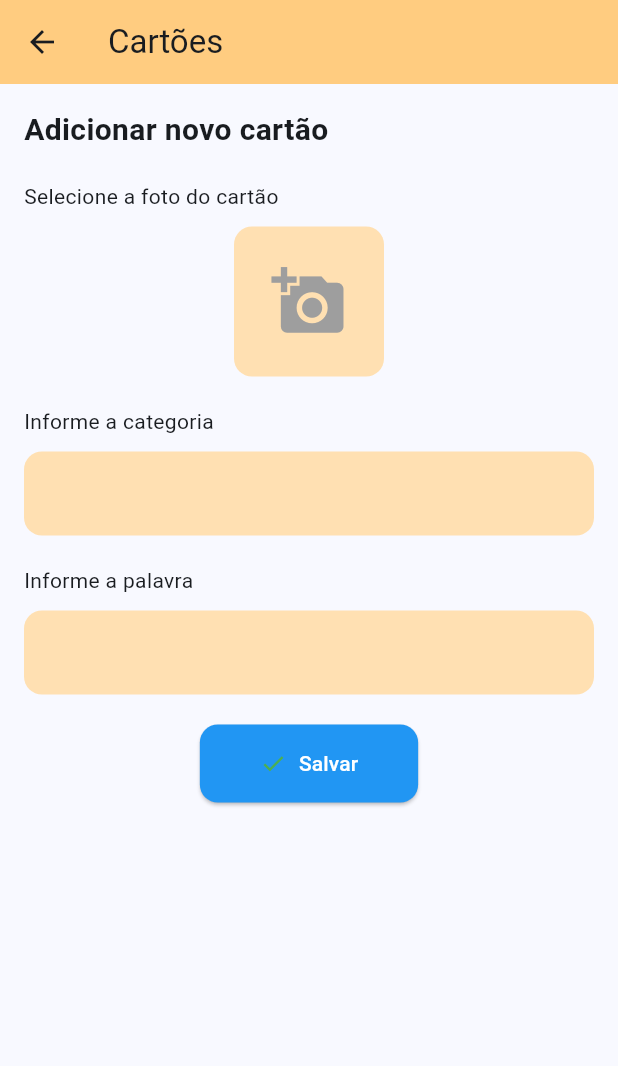
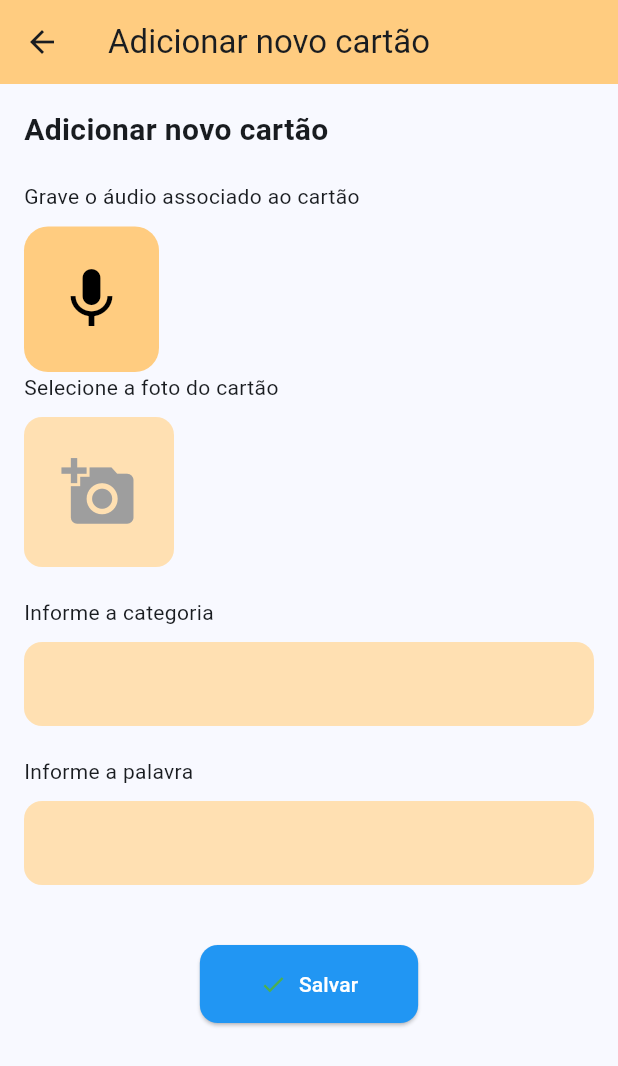
Before and after one commit to so-tha/Alfabetizando, a Flutter app: the CardconfigScreen screen opened directly, after a tap on "Adicionar novo cartão", on a phone screen of 412 x 824 dp. Shown: the top 1066 px of the screen. Run offline on Flutter 3.47's test engine with Material 3 defaults, Android fonts, the light colour scheme and no system bars; our stand-ins replace audioplayers, file_picker, flutter_dotenv, google_fonts, google_sign_in, hive and 5 more; missing offline and left inert: flutter_sound; accounts and stored records are empty.

Commit message:
agora as funcionalidade de adicionar um novo audio e um novo cartão estão na mesma pagina

```diff
--- a/lib/src/pages/audio_page.dart
+++ b/lib/src/pages/audio_page.dart
@@ -3,6 +3,8 @@ import 'package:alfabetizando_tcc/src/widgets/delete_record.dart';
 import 'package:flutter/material.dart';
 
 class AudioScreen extends StatelessWidget {
+  const AudioScreen({super.key});
+
   @override
   Widget build(BuildContext context) {
     return Scaffold(
--- a/lib/src/pages/card_config.dart
+++ b/lib/src/pages/card_config.dart
@@ -35,7 +35,7 @@ class CardconfigScreen extends StatelessWidget {
                           Navigator.push(
                             context,
                             MaterialPageRoute(
-                                builder: (context) => AddCard()),
+                                builder: (context) => AddCardWithAudio()),
                           );
                         },
                       ),
--- a/lib/src/widgets/add_card.dart
+++ b/lib/src/widgets/add_card.dart
@@ -1,14 +1,36 @@
+import 'package:flutter/foundation.dart';
 import 'package:flutter/material.dart';
 import 'package:image_picker/image_picker.dart';
 import 'dart:io';
+import 'package:flutter_sound/flutter_sound.dart';
+import 'package:permission_handler/permission_handler.dart';
 
-class AddCard extends StatefulWidget {
+class AddCardWithAudio extends StatefulWidget {
+  const AddCardWithAudio({super.key});
+
   @override
-  _AddCardState createState() => _AddCardState();
+  _AddCardWithAudioState createState() => _AddCardWithAudioState();
 }
 
-class _AddCardState extends State<AddCard> {
+class _AddCardWithAudioState extends State<AddCardWithAudio> {
   File? _selectedImage;
+  final TextEditingController _categoryController = TextEditingController();
+  final TextEditingController _wordController = TextEditingController();
+
+  final FlutterSoundRecorder _recorder = FlutterSoundRecorder();
+  bool isRecording = false;
+  String? _audioPath;
+
+  @override
+  void initState() {
+    super.initState();
+    _initializeRecorder();
+  }
+
+  Future<void> _initializeRecorder() async {
+    await _recorder.openRecorder();
+    await Permission.microphone.request();
+  }
 
   Future<void> _pickImage() async {
     final picker = ImagePicker();
@@ -20,18 +42,59 @@ class _AddCardState extends State<AddCard> {
     }
   }
 
+  Future<void> _startRecording() async {
+    setState(() {
+      isRecording = true;
+    });
+    await _recorder.startRecorder(toFile: 'recording.aac');
+    _audioPath = 'recording.aac';
+  }
+
+  Future<void> _stopRecording() async {
+    final path = await _recorder.stopRecorder();
+    setState(() {
+      isRecording = false;
+      _audioPath = path;
+    });
+    print('Gravação salva em: $path');
+  }
+
+  void _saveCard() {
+    if (_selectedImage != null &&
+        _categoryController.text.isNotEmpty &&
+        _wordController.text.isNotEmpty &&
+        _audioPath != null) {
+      // Aqui você pode salvar os dados no banco (Supabase)
+      print(
+          'Salvar cartão com imagem: ${_selectedImage!.path}, categoria: ${_categoryController.text}, palavra: ${_wordController.text}, áudio: $_audioPath');
+      // Limpar campos após salvar
+      _categoryController.clear();
+      _wordController.clear();
+      setState(() {
+        _selectedImage = null;
+        _audioPath = null;
+      });
+    } else {
+      if (kDebugMode) {
+        print('Por favor, preencha todos os campos e adicione áudio.');
+      }
+    }
+  }
+
+  @override
+  void dispose() {
+    _recorder.closeRecorder();
+    _categoryController.dispose();
+    _wordController.dispose();
+    super.dispose();
+  }
+
   @override
   Widget build(BuildContext context) {
     return Scaffold(
       appBar: AppBar(
-        title: const Text('Cartões'),
+        title: const Text('Adicionar novo cartão'),
         backgroundColor: Colors.orange.shade200,
-        leading: IconButton(
-          icon: const Icon(Icons.arrow_back),
-          onPressed: () {
-            Navigator.of(context).pop();
-          },
-        ),
       ),
       body: SingleChildScrollView(
         child: Padding(
@@ -47,10 +110,31 @@ class _AddCardState extends State<AddCard> {
                 ),
               ),
               const SizedBox(height: 20),
+              const Text('Grave o áudio associado ao cartão'),
+              const SizedBox(height: 10),
+              GestureDetector(
+                onLongPress: _startRecording,
+                onLongPressUp: _stopRecording,
+                child: Container(
+                  width: 90,
+                  height: 97,
+                  decoration: BoxDecoration(
+                    color:
+                        isRecording ? Colors.redAccent : Colors.orange.shade200,
+                    borderRadius: BorderRadius.circular(16.0),
+                  ),
+                  child: Center(
+                    child: Icon(
+                      Icons.mic,
+                      color: isRecording ? Colors.white : Colors.black,
+                      size: 48.0,
+                    ),
+                  ),
+                ),
+              ),
               const Text('Selecione a foto do cartão'),
               const SizedBox(height: 10),
-              Center(
-                child: GestureDetector(
+              GestureDetector(
                 onTap: _pickImage,
                 child: _selectedImage != null
                     ? ClipRRect(
@@ -76,11 +160,11 @@ class _AddCardState extends State<AddCard> {
                         ),
                       ),
               ),
-              ),
               const SizedBox(height: 20),
               const Text('Informe a categoria'),
               const SizedBox(height: 10),
               TextFormField(
+                controller: _categoryController,
                 decoration: InputDecoration(
                   filled: true,
                   fillColor: Colors.orange.shade100,
@@ -94,6 +178,7 @@ class _AddCardState extends State<AddCard> {
               const Text('Informe a palavra'),
               const SizedBox(height: 10),
               TextFormField(
+                controller: _wordController,
                 decoration: InputDecoration(
                   filled: true,
                   fillColor: Colors.orange.shade100,
@@ -104,30 +189,22 @@ class _AddCardState extends State<AddCard> {
                 ),
               ),
               const SizedBox(height: 20),
+              const SizedBox(height: 20),
               Center(
                 child: ElevatedButton.icon(
-                  onPressed: () {
-                    // supabase entra aqui
-                  },
+                  onPressed: _saveCard,
                   style: ElevatedButton.styleFrom(
                     backgroundColor: Colors.blue,
                     shape: RoundedRectangleBorder(
                       borderRadius: BorderRadius.circular(12),
                     ),
                     padding: const EdgeInsets.symmetric(
-                      horizontal: 40,
-                      vertical: 16,
+                        horizontal: 40, vertical: 16),
                   ),
-                  ),
-                  icon: const Icon(
-                    Icons.check,
-                    color: Colors.green,
-                  ),
+                  icon: const Icon(Icons.check, color: Colors.green),
                   label: const Text(
                     'Salvar',
-                    style: TextStyle(
-                      color: Colors.white,
-                    ),
+                    style: TextStyle(color: Colors.white),
                   ),
                 ),
               ),
```
Lines whose indentation alone changed are shown as unchanged.
